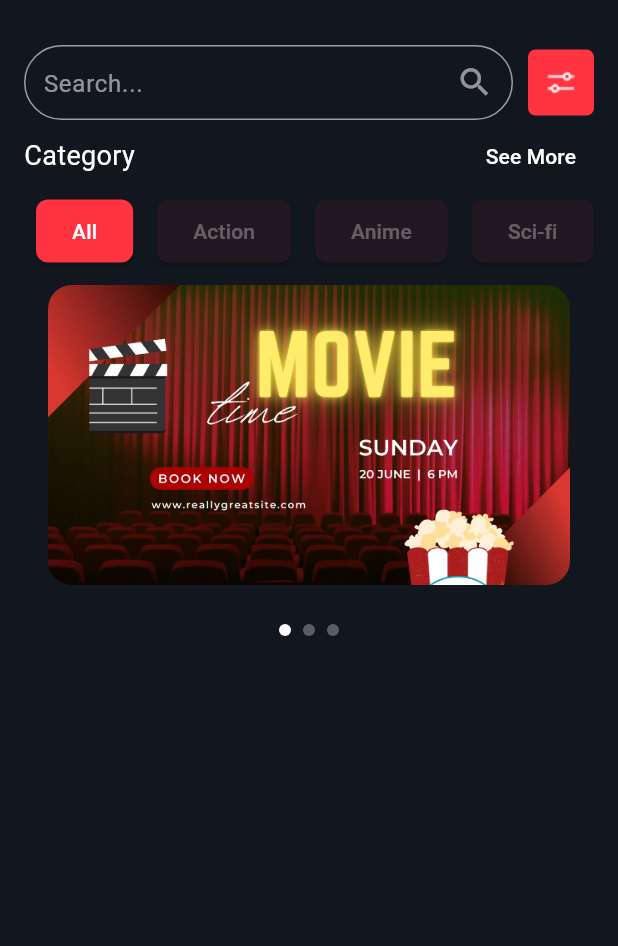
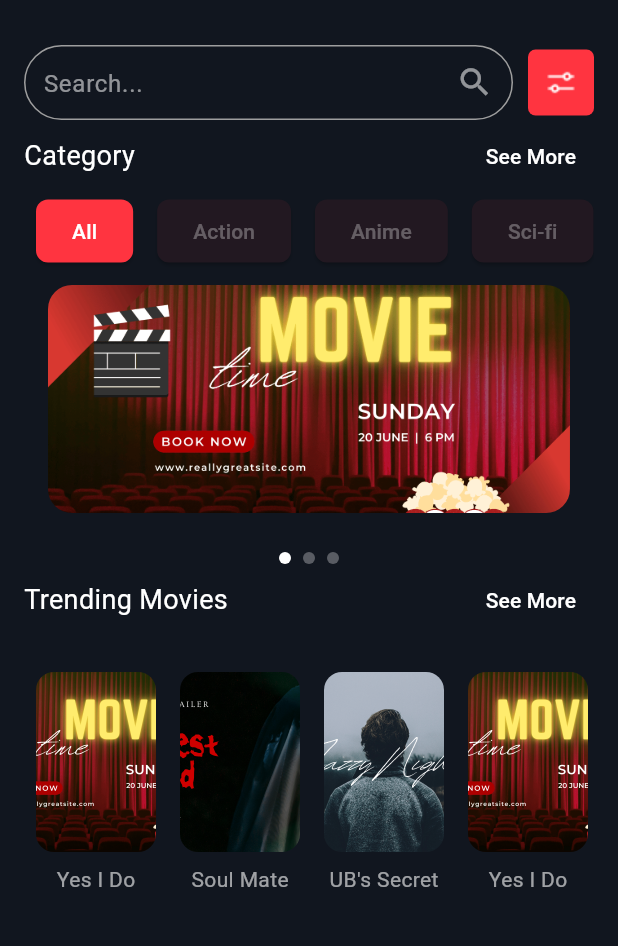
Before and after one commit to marmiju/HomeScrren-Ui, a Flutter app: the screen it shows after launch, on a phone screen of 412 x 824 dp, the part 105-1051 px from its top. Run offline on Flutter 3.47's test engine with Material 3 defaults, Android fonts, the phone set to English and light mode, and no system bars; drawn by our look-alikes of smooth_page_indicator; our stand-ins replace google_fonts; Roboto replaces fonts that are missing (Akatab).

Commit message:
Movies Section

```diff
--- a/analysis_options.yaml
+++ b/analysis_options.yaml
@@ -7,6 +7,9 @@
 
 # The following line activates a set of recommended lints for Flutter apps,
 # packages, and plugins designed to encourage good coding practices.
+analyzer:
+  errors:
+    must_be_immutable: ignore
 include: package:flutter_lints/flutter.yaml
 
 linter:
--- a/lib/Screen/HomeScreen.dart
+++ b/lib/Screen/HomeScreen.dart
@@ -2,6 +2,7 @@ import 'package:flutter/material.dart';
 import 'package:home_screen/widget/Category/Category.dart';
 import 'package:home_screen/widget/Header/Header.dart';
 import 'package:home_screen/widget/ImageCarsor.dart';
+import 'package:home_screen/widget/Movies/Movies.dart';
 import 'package:home_screen/widget/SearchBar/Serchbar.dart';
 
 class HomeScreen extends StatelessWidget {
@@ -13,7 +14,8 @@ class HomeScreen extends StatelessWidget {
       backgroundColor: Theme.of(context).scaffoldBackgroundColor,
       body: SafeArea(
         child: Padding(
-          padding: const EdgeInsets.symmetric(horizontal: 16,vertical: 20),
+          padding: const EdgeInsets.symmetric(horizontal: 16, vertical: 20),
+          child: SingleChildScrollView(
             child: Column(
               crossAxisAlignment: CrossAxisAlignment.start,
               children: [
@@ -21,7 +23,11 @@ class HomeScreen extends StatelessWidget {
                 Serchbar(),
                 Category(),
                 Imagecarsor(),
+                Movies(),
+
+
               ],
+            ),
           ),
         ),
       ),
--- /dev/null
+++ b/lib/widget/CardWithTitle/CardwithTitle.dart
@@ -0,0 +1,29 @@
+import 'package:flutter/material.dart';
+import 'package:google_fonts/google_fonts.dart';
+
+class Cardwithtitle extends StatelessWidget {
+   const Cardwithtitle({super.key,required this.data, required this.cardheight});
+   final Map<String,String> data;
+   final cardheight;
+
+
+
+  @override
+  Widget build(BuildContext context) {
+
+
+    return Column(
+          children: [
+            ClipRRect(
+              borderRadius: BorderRadius.circular(12),
+              child: Image.asset(data["image"] ?? '',height: 120, width: 80, fit: BoxFit.cover,),
+            ),
+            SizedBox(height: 8,),
+            Text(data["title"] ?? 'Movie name',style: GoogleFonts.roboto(
+              color: Colors.white60
+            ),)
+          ],
+        );
+
+  }
+}
--- a/lib/widget/Category/Category.dart
+++ b/lib/widget/Category/Category.dart
@@ -1,5 +1,6 @@
 import 'package:flutter/material.dart';
 import 'package:google_fonts/google_fonts.dart';
+import 'package:home_screen/widget/HeadingTitle.dart';
 
 class Category extends StatefulWidget {
   const Category({super.key});
@@ -19,28 +20,7 @@ class _CategoryState extends State<Category> {
       height: 100,
       child: Column(
         children: [
-          Row(
-            children: [
-              Text(
-                'Category',
-                style: GoogleFonts.akatab(
-                  color: Colors.white,
-                  fontSize: 18,
-                ),
-              ),
-              Spacer(),
-              TextButton(
-                onPressed: () {},
-                child: Text(
-                  'See More',
-                  style: GoogleFonts.akatab(
-                    color: Colors.white,
-                    fontSize: 14,
-                  ),
-                ),
-              ),
-            ],
-          ),
+          Headingtitle(title: 'Category'),
           Expanded(
             child: ListView.builder(
               itemCount: categories.length,
--- /dev/null
+++ b/lib/widget/HeadingTitle.dart
@@ -0,0 +1,37 @@
+import 'package:flutter/material.dart';
+import 'package:google_fonts/google_fonts.dart';
+
+class Headingtitle extends StatelessWidget {
+   Headingtitle({super.key, required this.title,  this.btnclick});
+
+  String title;
+  final Function? btnclick;
+
+
+  @override
+  Widget build(BuildContext context) {
+    return Row(
+            children: [
+              Text(title,
+                style: GoogleFonts.akatab(
+                  color: Colors.white,
+                  fontSize: 18,
+                ),
+              ),
+              Spacer(),
+              TextButton(
+                onPressed: (){
+                  btnclick;
+                },
+                child: Text(
+                  'See More',
+                  style: GoogleFonts.akatab(
+                    color: Colors.white,
+                    fontSize: 14,
+                  ),
+                ),
+              ),
+            ],
+          );
+  }
+}
--- a/lib/widget/ImageCarsor.dart
+++ b/lib/widget/ImageCarsor.dart
@@ -12,30 +12,32 @@ class _ImagecarsorState extends State<Imagecarsor> {
   final PageController _pageController = PageController();
   @override
   Widget build(BuildContext context) {
-    List imageList = [1,2,3];
+    List imageList = [1, 2, 3];
 
+    return LayoutBuilder(
+      builder: (context, constraints) {
+        double cardHeight = constraints.maxWidth * 0.4;
         return Column(
           children: [
             Padding(
               padding: const EdgeInsets.symmetric(vertical: 10),
               child: SizedBox(
-            height: 200,
+                height: cardHeight,
                 child: PageView.builder(
                     controller: _pageController,
-              itemCount:imageList.length,
-              itemBuilder: (_,index){
+                    itemCount: imageList.length,
+                    itemBuilder: (_, index) {
                       return Padding(
                         padding: const EdgeInsets.symmetric(horizontal: 16),
                         child: ClipRRect(
                           borderRadius: BorderRadius.circular(16),
-                     child: Image.asset('assets/images/${imageList[index]}.png',
+                          child: Image.asset(
+                            'assets/images/${imageList[index]}.png',
                             fit: BoxFit.cover,
                           ),
-
                         ),
                       );
                     }),
-
               ),
             ),
             SizedBox(height: 16),
@@ -48,10 +50,11 @@ class _ImagecarsorState extends State<Imagecarsor> {
                 dotHeight: 8,
                 dotWidth: 8,
                 spacing: 8,
-
               ),
             ),
           ],
         );
+      },
+    );
   }
 }
--- /dev/null
+++ b/lib/widget/Movies/Movies.dart
@@ -0,0 +1,44 @@
+import 'package:flutter/material.dart';
+import 'package:home_screen/widget/CardWithTitle/CardwithTitle.dart';
+import 'package:home_screen/widget/HeadingTitle.dart';
+
+class Movies extends StatelessWidget {
+  const Movies({super.key});
+
+  @override
+  Widget build(BuildContext context) {
+    final List<Map<String, String>> movies = [
+      {"title": "Yes I Do", "image": "assets/images/1.png"},
+      {"title": "Soul Mate", "image": "assets/images/2.png"},
+      {"title": "UB's Secret", "image": "assets/images/3.png"},
+      {"title": "Yes I Do", "image": "assets/images/1.png"},
+      {"title": "Soul Mate", "image": "assets/images/2.png"},
+      {"title": "UB's Secret", "image": "assets/images/3.png"},
+    ];
+    return LayoutBuilder(
+      builder: (context, constraints) {
+        double cardHeight = constraints.maxWidth * 0.4;
+        return Column(
+          crossAxisAlignment: CrossAxisAlignment.start,
+          children: [
+            Headingtitle(title:'Trending Movies'),
+            const SizedBox(height: 16),
+            SizedBox(
+               height: cardHeight + 40,
+              child: ListView.builder(
+                scrollDirection: Axis.horizontal,
+                itemCount: movies.length,
+                itemBuilder: (_, index) {
+                  return Padding(
+                    padding: const EdgeInsets.all(8.0),
+                    child: Cardwithtitle(data: movies[index], cardheight: cardHeight),
+                  );
+                },
+              ),
+            ),
+          ],
+        );
+      },
+    );
+  }
+}
```
Lines whose indentation alone changed are shown as unchanged.
